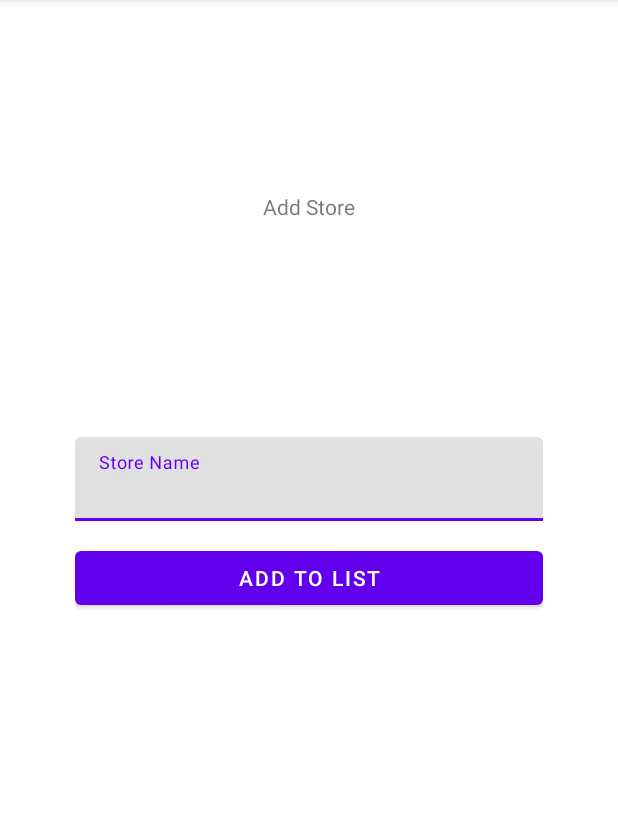
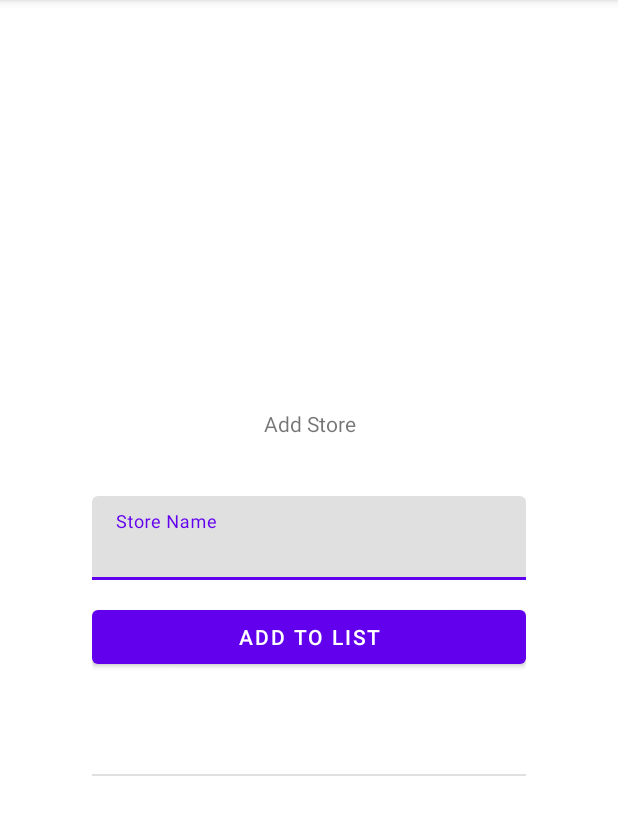
Before and after one commit to AaronLaeuchli/UeK335, an Android app: the StoreActivity screen opened directly, with no data from a screen before it, after a tap on "ADD TO LIST", on a phone screen of 412 x 824 dp, the part 84-919 px from its top. Run offline under Robolectric (Android 15) with nearby library versions, the phone set to English and light mode, and no system bars; libraries missing offline, so code that uses them is left out: com.baoyz.swipemenulistview; plain views replace SwipeMenuListView.

Commit message:
View Changes

```diff
--- a/app/src/main/java/ch/zli/aal/buyit/activity/ShoppingCartActivity.java
+++ b/app/src/main/java/ch/zli/aal/buyit/activity/ShoppingCartActivity.java
@@ -71,8 +71,8 @@
         tl.addOnTabSelectedListener(new TabLayout.OnTabSelectedListener() {
             @Override
             public void onTabSelected(TabLayout.Tab tab) {
+                showProducts.clear();
                 Store store = (Store) tab.getTag();
-                showProducts.clear();
                 showProducts.addAll(store.getProducts());
                 mAdapter.notifyDataSetChanged();
             }
@@ -85,8 +85,6 @@
             public void onTabReselected(TabLayout.Tab tab) {
             }
         });
-
-        //Objects.requireNonNull(tl.getTabAt(0)).select();
 
         btnAddProduct.setOnClickListener(v -> {
             Intent intent = new Intent(getApplicationContext(), ProductActivity.class);
--- a/app/src/main/res/layout/activity_store.xml
+++ b/app/src/main/res/layout/activity_store.xml
@@ -8,8 +8,8 @@
 
     <LinearLayout
         android:id="@+id/linearLayout2"
-        android:layout_width="0dp"
-        android:layout_height="wrap_content"
+        android:layout_width="389dp"
+        android:layout_height="579dp"
         android:orientation="vertical"
         android:padding="50dp"
         app:layout_constraintBottom_toBottomOf="parent"
@@ -17,10 +17,19 @@
         app:layout_constraintStart_toStartOf="parent"
         app:layout_constraintTop_toTopOf="parent">
 
+        <TextView
+            android:id="@+id/textView"
+            android:layout_width="match_parent"
+            android:layout_height="58dp"
+            android:layout_gravity="bottom"
+            android:layout_marginTop="128dp"
+            android:text="Add Store"
+            android:textAlignment="center" />
+
         <com.google.android.material.textfield.TextInputLayout
             android:id="@+id/inpWeight"
             android:layout_width="match_parent"
-            android:layout_height="match_parent">
+            android:layout_height="wrap_content">
 
             <com.google.android.material.textfield.TextInputEditText
                 android:id="@+id/editStore"
@@ -53,13 +62,4 @@
 
     </LinearLayout>
 
-    <TextView
-        android:id="@+id/textView"
-        android:layout_width="wrap_content"
-        android:layout_height="wrap_content"
-        android:layout_marginTop="128dp"
-        android:text="Add Store"
-        app:layout_constraintEnd_toEndOf="parent"
-        app:layout_constraintStart_toStartOf="parent"
-        app:layout_constraintTop_toTopOf="parent" />
 </androidx.constraintlayout.widget.ConstraintLayout>
```
